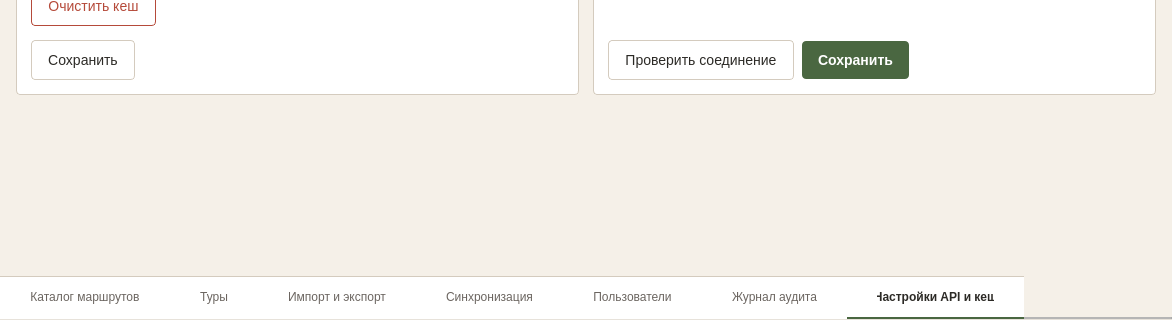
Above: ui/windows/set_api_hash_window.ui from nikolas-po/legends_parma before the change; both pictures show x 0 to 1172 and y 353 to 673 of the 1172 by 673 pixel window. Below: the same form after it.
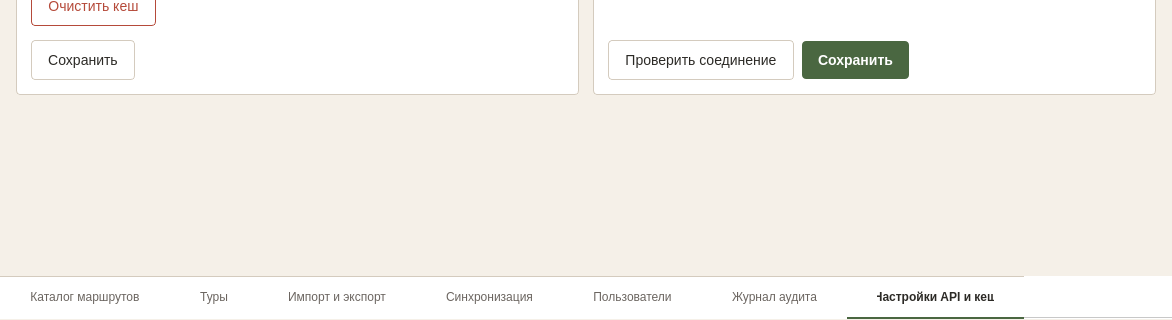
That is the form after the change. Icons and pictures are not drawn.

Diff of the .ui file:
```diff
--- a/ui/windows/set_api_hash_window.ui
+++ b/ui/windows/set_api_hash_window.ui
@@ -306,7 +306,7 @@
       <property name="currentIndex"><number>6</number></property>
       <property name="usesScrollButtons"><bool>false</bool></property>
       <property name="tabsClosable"><bool>false</bool></property>
-      <property name="drawBase" stdset="0"><bool>false</bool></property>
+      <property name="documentMode"><bool>true</bool></property>
       <widget class="QWidget" name="tab_8"><attribute name="title"><string>Каталог маршрутов</string></attribute></widget>
       <widget class="QWidget" name="tab_9"><attribute name="title"><string>Туры</string></attribute></widget>
       <widget class="QWidget" name="tab_10"><attribute name="title"><string>Импорт и экспорт</string></attribute></widget>
```
Left out of the diff: 8 changed lines with no effect on the pictures.
